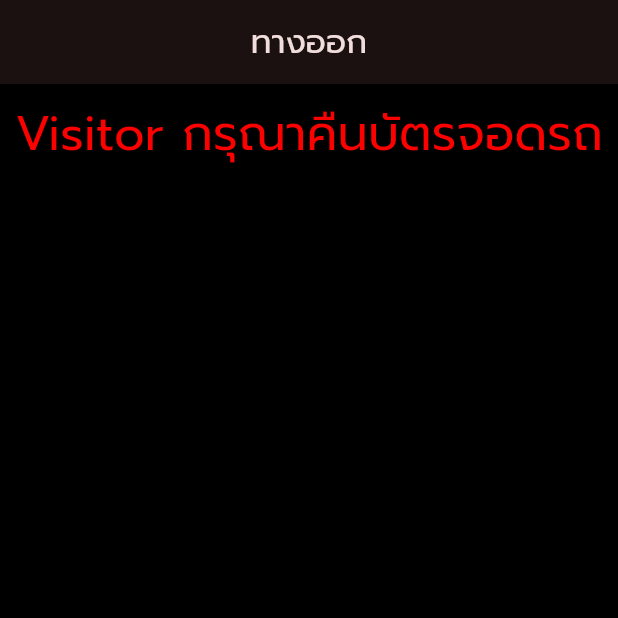
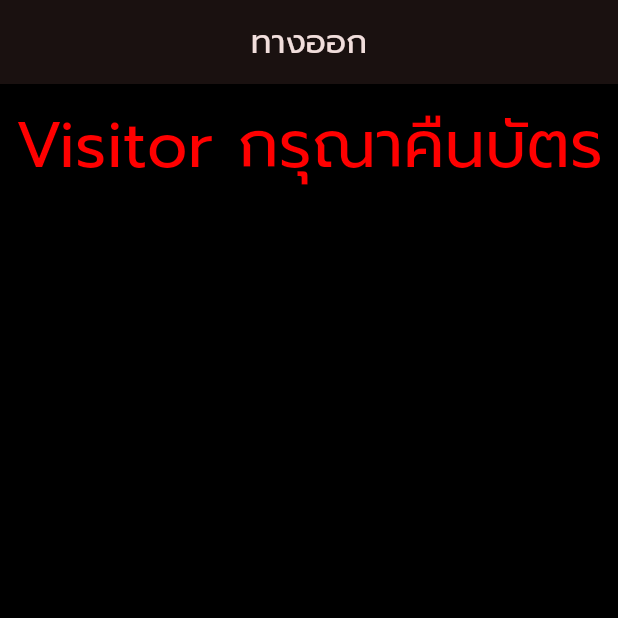
Before and after one commit to nattton/carpark_display, a Flutter app: the ExitDisplay screen opened directly with empty values, on a phone screen of 412 x 824 dp, the top half of it. Run offline on Flutter 3.47's test engine with Material 3 defaults, Android fonts, the light colour scheme and no system bars; our stand-ins replace dio, equatable, flutter_bloc, get_it, hexcolor, retrofit and 1 more; accounts and stored records are empty.

Commit message:
add page setting, can setting text for multiple usecase member status

```diff
--- a/lib/data/model/member.dart
+++ b/lib/data/model/member.dart
@@ -1,20 +1,24 @@
 class Member {
   final int id;
   final String name;
+  final String type;
 
   Member({
     required this.id,
     required this.name,
+    required this.type,
   });
 
   factory Member.fromJson(Map<String, dynamic> json) => switch (json) {
         {
           'id': int id,
           'name': String name,
+          'type': String type,
         } =>
           Member(
             id: id,
             name: name,
+            type: type,
           ),
         _ => throw const FormatException('Member: format error'),
       };
--- a/lib/data/service/app_service.dart
+++ b/lib/data/service/app_service.dart
@@ -3,31 +3,46 @@ import 'dart:ui';
 import 'package:hexcolor/hexcolor.dart';
 import 'package:shared_preferences/shared_preferences.dart';
 
-const kFontColor = "FONT_COLOR";
-const kBackgroundColor = "BACKGROUD_COLOR";
-const kDefaultFontColor = "#ff0000";
-const kDefaultBackgroundColor = "#000000";
+const keyFontColor = "FONT_COLOR";
+const keyBackgroundColor = "BACKGROUD_COLOR";
+
+const defaultFontColor = "#ff0000";
+const defaultBackgroundColor = "#000000";
+
+const keyResidentEntry = "MemberEntry";
+const keyResidentExit = "MemberExit";
+const keyVisitorEntry = "VisitorEntry";
+const keyVisitorExit = "VisitorExit";
+const keyOverdueEntry = "OverdueEntry";
+const keyOverdueExit = "OverdueExit";
+
+const defaultMemberEntry = "Welcome ยินดีต้อนรับ";
+const defaultMemberExit = "ขอให้เดินทางโดยสวัสดิภาพ";
+const defaultVisitorEntry = "Visitor กรุณาลงทะเบียน";
+const defaultVisitorExit = "Visitor กรุณาคืนบัตร";
+const defaultOverdueEntry = "ค้างค่าส่วนกลาง กรุณาติดต่อนิติฯ";
+const defaultOverdueExit = "ค้างค่าส่วนกลาง กรุณาติดต่อนิติฯ";
 
 class AppService {
   final SharedPreferences _pref;
 
   AppService({required SharedPreferences pref}) : _pref = pref;
 
-  String get fontText => _getText(kFontColor);
-  String get backgroundText => _getText(kBackgroundColor);
+  String get fontText => _getText(keyFontColor);
+  String get backgroundText => _getText(keyBackgroundColor);
 
-  Color get fontColor => _getColor(kFontColor);
-  Color get backgroundColor => _getColor(kBackgroundColor);
+  Color get fontColor => _getColor(keyFontColor);
+  Color get backgroundColor => _getColor(keyBackgroundColor);
 
   String _getText(String key) {
     String? fontText = _pref.getString(key);
     if (fontText != null && fontText.isNotEmpty) {
       return fontText;
     }
-    if (key == kFontColor) {
-      return kDefaultFontColor;
+    if (key == keyFontColor) {
+      return defaultFontColor;
     }
-    return kDefaultBackgroundColor;
+    return defaultBackgroundColor;
   }
 
   Color _getColor(String key) {
@@ -39,17 +54,73 @@ class AppService {
         return HexColor('#ffffff');
       }
     }
-    if (key == kFontColor) {
-      return HexColor(kDefaultFontColor);
+    if (key == keyFontColor) {
+      return HexColor(defaultFontColor);
     }
-    return HexColor(kDefaultBackgroundColor);
+    return HexColor(defaultBackgroundColor);
   }
 
   Future<bool> saveFontColor(String value) async {
-    return _pref.setString(kFontColor, value);
+    return _pref.setString(keyFontColor, value);
   }
 
   Future<bool> saveBackgroundColor(String value) async {
-    return _pref.setString(kBackgroundColor, value);
+    return _pref.setString(keyBackgroundColor, value);
+  }
+
+  String _getKeyEntry(String status) {
+    return switch (status) {
+      'resident' => keyResidentEntry,
+      'visitor' => keyVisitorEntry,
+      'overdue' => keyOverdueEntry,
+      String() => keyVisitorEntry,
+    };
+  }
+
+  String _getKeyExit(String status) {
+    return switch (status) {
+      'resident' => keyResidentExit,
+      'visitor' => keyVisitorExit,
+      'overdue' => keyOverdueExit,
+      String() => keyVisitorExit,
+    };
+  }
+
+  String _getDefaultEntry(String memberType) {
+    return switch (memberType) {
+      'resident' => defaultMemberEntry,
+      'visitor' => defaultVisitorEntry,
+      'overdue' => defaultOverdueEntry,
+      String() => defaultVisitorEntry,
+    };
+  }
+
+  String _getDefaultExit(String memberType) {
+    return switch (memberType) {
+      'resident' => defaultMemberExit,
+      'visitor' => defaultVisitorExit,
+      'overdue' => defaultOverdueExit,
+      String() => defaultVisitorExit,
+    };
+  }
+
+  Future<bool> saveEntryValue(
+      {required String memberType, required String value}) async {
+    return _pref.setString(_getKeyEntry(memberType), value);
+  }
+
+  String getEntryValue({required String memberType}) {
+    return _pref.getString(_getKeyEntry(memberType)) ??
+        _getDefaultEntry(memberType);
+  }
+
+  Future<bool> saveExitValue(
+      {required String memberType, required String value}) async {
+    return _pref.setString(_getKeyExit(memberType), value);
+  }
+
+  String getExitValue({required String memberType}) {
+    return _pref.getString(_getKeyExit(memberType)) ??
+        _getDefaultExit(memberType);
   }
 }
--- a/lib/domain/model/gate_model.dart
+++ b/lib/domain/model/gate_model.dart
@@ -6,12 +6,14 @@ class GateModel extends Equatable {
   final String gateName;
   final String plateNumber;
   final int memberId;
+  final String memberType;
 
   const GateModel({
     required this.id,
     required this.gateName,
     required this.plateNumber,
     required this.memberId,
+    required this.memberType,
   });
 
   GateModel copyWith({
@@ -19,15 +21,17 @@ class GateModel extends Equatable {
     String? gateName,
     String? plateNumber,
     int? memberId,
+    String? memberType,
   }) {
     return GateModel(
       id: id ?? this.id,
       gateName: gateName ?? this.gateName,
       plateNumber: plateNumber ?? this.plateNumber,
       memberId: memberId ?? this.memberId,
+      memberType: memberType ?? this.memberType,
     );
   }
 
   @override
-  List<Object?> get props => [id, gateName, plateNumber, memberId];
+  List<Object?> get props => [id, gateName, plateNumber, memberId, memberType];
 }
--- a/lib/presentation/widget/entrance_display.dart
+++ b/lib/presentation/widget/entrance_display.dart
@@ -26,9 +26,9 @@ class EntranceDisplay extends StatelessWidget {
             FittedBox(
                 fit: BoxFit.fill,
                 child: Text(
-                  gateLog.memberId == 0
-                      ? "Visitor กรุณาลงทะเบียน"
-                      : "Welcome ยินดีต้อนรับ",
+                  GetIt.I
+                      .get<AppService>()
+                      .getEntryValue(memberType: gateLog.memberType),
                   style: TextStyle(
                       fontSize: fontSize,
                       color: GetIt.I.get<AppService>().fontColor),
--- a/lib/presentation/widget/exit_display.dart
+++ b/lib/presentation/widget/exit_display.dart
@@ -26,9 +26,9 @@ class ExitDisplay extends StatelessWidget {
             FittedBox(
                 fit: BoxFit.fill,
                 child: Text(
-                  gateLog.memberId == 0
-                      ? "Visitor กรุณาคืนบัตรจอดรถ"
-                      : "ขอให้เดินทางโดยสวัสดิภาพ",
+                  GetIt.I
+                      .get<AppService>()
+                      .getExitValue(memberType: gateLog.memberType),
                   style: TextStyle(
                       fontSize: fontSize,
                       color: GetIt.I.get<AppService>().fontColor),
```
Also changed, not shown: lib/data/model/gate_log.dart (+6 -4 lines), lib/presentation/page/home_page.dart (+18 -30 lines), lib/presentation/page/setting_page.dart (added, +175 -0 lines).
